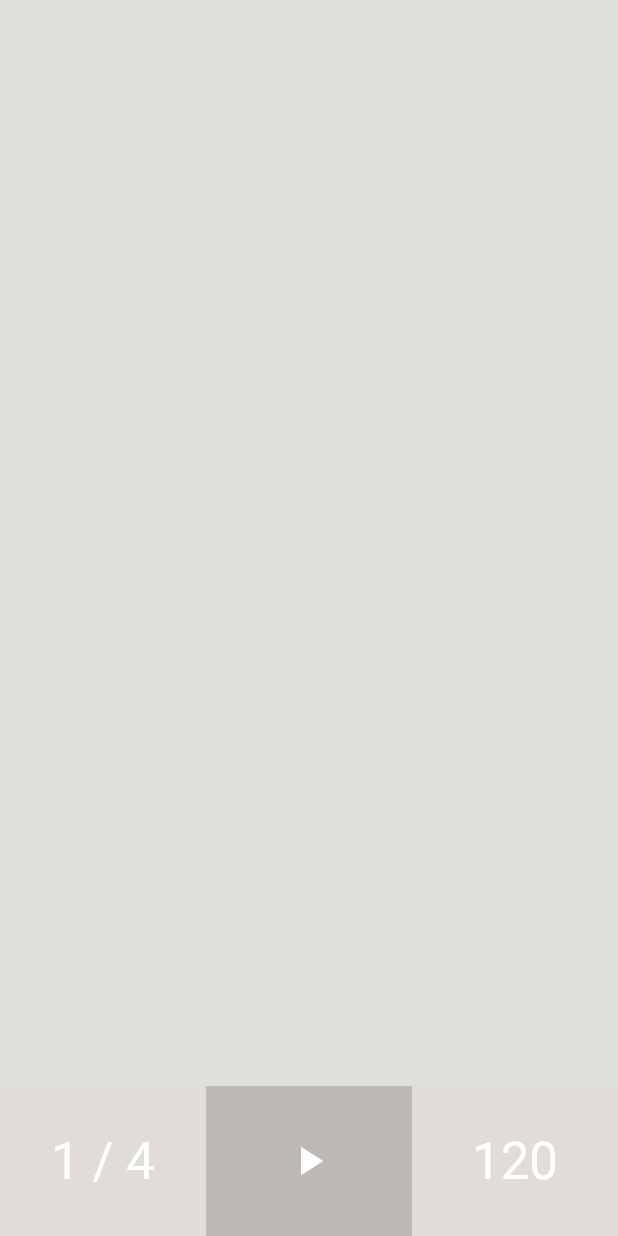
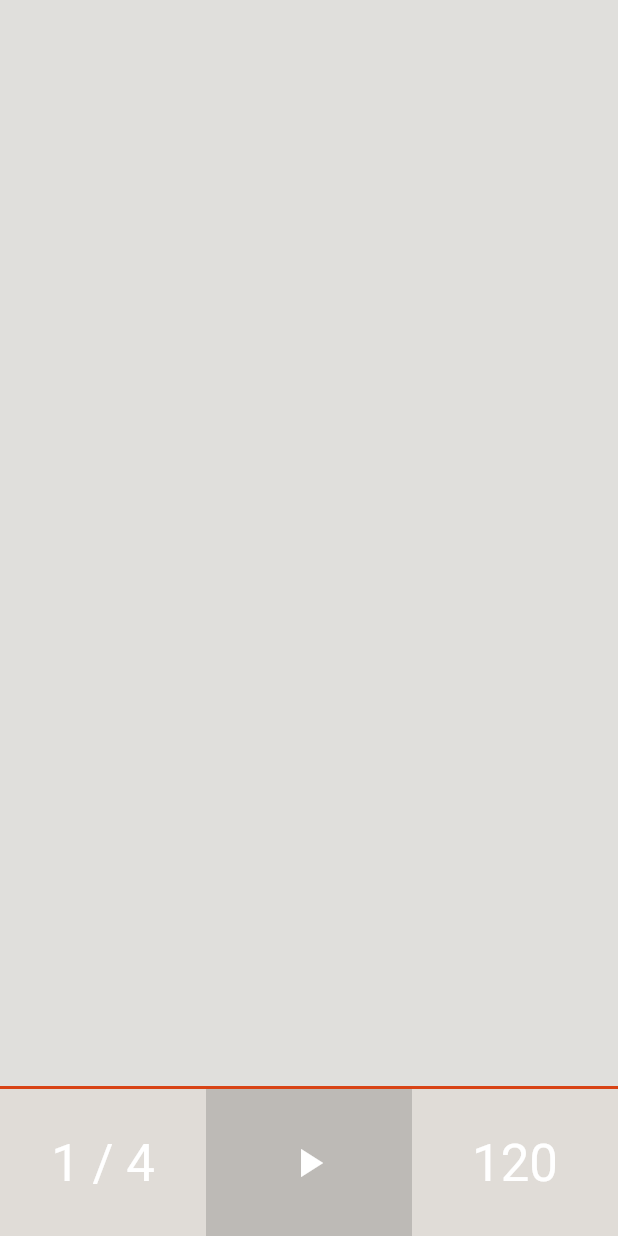
Before and after one commit to teesloane/metronome, a Flutter app: the screen it shows after launch, on a phone screen of 412 x 824 dp. Run offline on Flutter 3.47's test engine with Material 2 defaults, Android fonts, the phone set to English and light mode, and no system bars; our stand-ins replace audioplayers.

Commit message:
Touch ups.

```diff
--- a/lib/main.dart
+++ b/lib/main.dart
@@ -1,10 +1,10 @@
 import 'package:audioplayers/audio_cache.dart';
 import 'package:flutter/cupertino.dart';
 import 'package:flutter/material.dart';
-import 'dart:async';
-
+import 'package:flutter/services.dart';
 import 'package:metronome/tempoSlider.dart';
 import 'package:metronome/util.dart';
+import 'dart:async';
 
 void main() => runApp(MyApp());
 
@@ -125,7 +125,8 @@ class _MyHomePageState extends State<MyHomePage> {
   Widget build(BuildContext context) {
     return Scaffold(
         backgroundColor: Colors.white.withOpacity(0.1),
-        body: Center(
+        body: AnnotatedRegion<SystemUiOverlayStyle>(
+          value: SystemUiOverlayStyle.light,
           child: Stack(
             children: <Widget>[
               Column(children: <Widget>[
@@ -155,8 +156,8 @@ class _MyHomePageState extends State<MyHomePage> {
                     width: MediaQuery.of(context).size.height -
                         (_sliderOffset * 2),
                     color: Colors.white,
-                    onChanged: (val) => _setTempo(val),
-                    onChangedStart: (val) => _setTempo(val),
+                    onChanged: (val) => null,
+                    onChangedStart: (val) => null,
                   ),
                 ),
               ),
@@ -169,7 +170,11 @@ class _MyHomePageState extends State<MyHomePage> {
     return Container(
         height: 100,
         width: double.infinity,
-        color: Colors.orange.withOpacity(0.04),
+        decoration: BoxDecoration(
+            color: Colors.orange.withOpacity(0.04),
+            border: Border(
+                top:
+                    BorderSide(width: 2.0, color: Colors.deepOrange.shade800))),
         child: Row(children: <Widget>[
           Expanded(
             child: Container(
```
